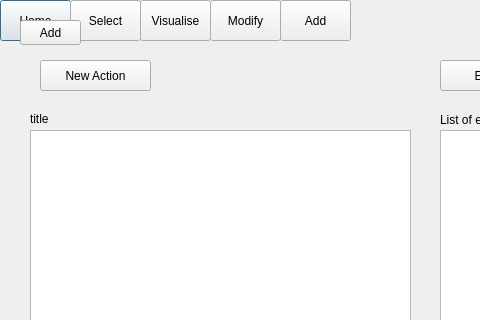
Before: the Qt Designer form addaction.ui in ariannabettin/FYPArianna, drawn with Qt 5; both pictures show x 0 to 480 and y 0 to 320 of the 632 by 504 pixel window.
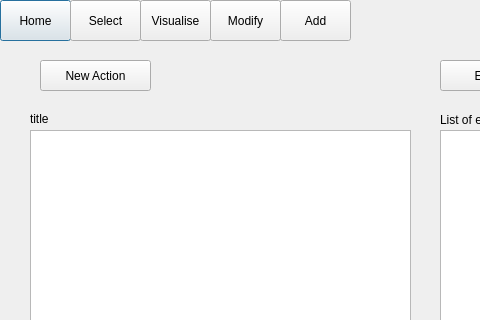
After: the same form once the commit is applied.

```diff
--- a/addaction.ui
+++ b/addaction.ui
@@ -222,19 +222,6 @@
     <string>Add</string>
    </property>
   </widget>
-  <widget class="QPushButton" name="addButton_3">
-   <property name="geometry">
-    <rect>
-     <x>20</x>
-     <y>20</y>
-     <width>61</width>
-     <height>25</height>
-    </rect>
-   </property>
-   <property name="text">
-    <string>Add</string>
-   </property>
-  </widget>
  </widget>
  <resources/>
  <connections/>
```
